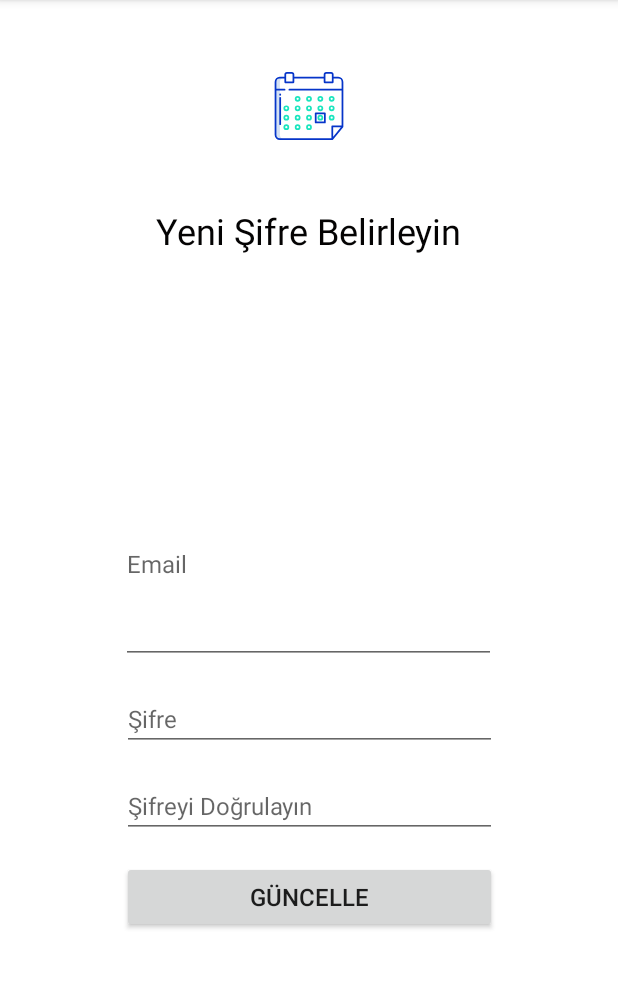
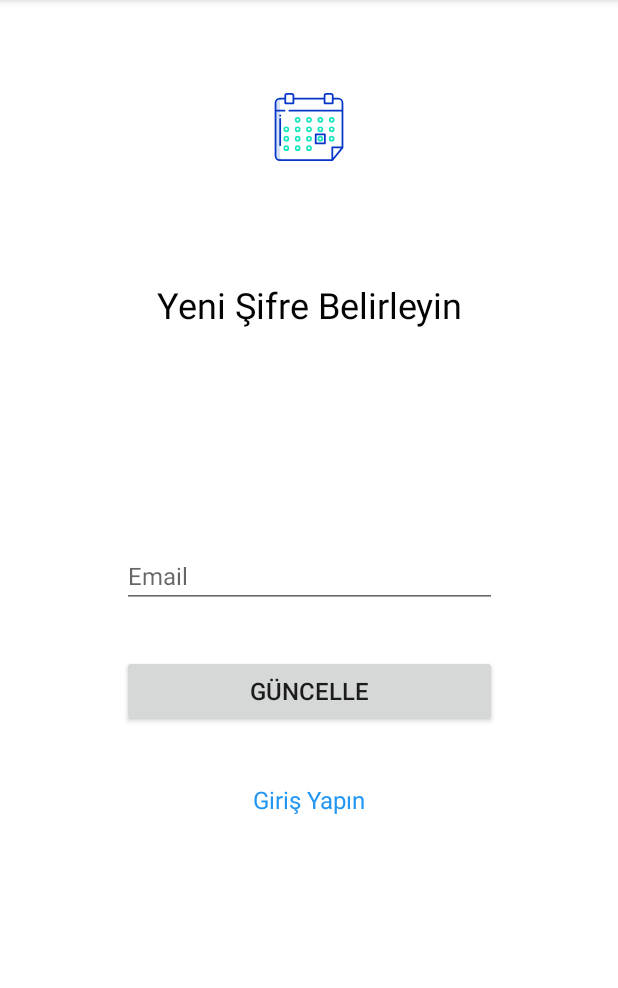
Before and after one commit to denizzeybek/CreateEventApplication, an Android app: the ForgotPassword screen opened through its navigation route, on a phone screen of 412 x 824 dp, the part 84-1072 px from its top. Run offline under Robolectric (Android 15) with nearby library versions, the light colour scheme and no system bars; our stand-ins replace Firebase (no records; nobody signed in at launch, a user with empty details on screens opened directly).

Commit message:
Forgot password yapıldı.

```diff
--- a/app/src/main/java/com/example/loginfragment/Login/ForgotPassword.java
+++ b/app/src/main/java/com/example/loginfragment/Login/ForgotPassword.java
@@ -8,20 +8,26 @@ import androidx.fragment.app.Fragment;
 import androidx.navigation.NavDirections;
 import androidx.navigation.Navigation;
 
+import android.text.TextUtils;
 import android.view.LayoutInflater;
 import android.view.View;
 import android.view.ViewGroup;
 import android.widget.Button;
 import android.widget.EditText;
+import android.widget.TextView;
+import android.widget.Toast;
 
 import com.example.loginfragment.R;
+import com.google.android.gms.tasks.OnCompleteListener;
+import com.google.android.gms.tasks.Task;
+import com.google.firebase.auth.FirebaseAuth;
 
 
 public class ForgotPassword extends Fragment {
-    EditText EmailText;
-    EditText PasswordText;
-    EditText RepeatPasswordText;
-    Button btn_update;
+    EditText inputEmail;
+    Button btnReset;
+    TextView btn_goto_signin;
+    private FirebaseAuth auth;
     public ForgotPassword() {
         // Required empty public constructor
     }
@@ -41,26 +47,57 @@ public class ForgotPassword extends Fragment {
     @Override
     public void onViewCreated(@NonNull View view, @Nullable Bundle savedInstanceState) {
         super.onViewCreated(view, savedInstanceState);
+        auth = FirebaseAuth.getInstance();
 
-        EmailText = view.findViewById(R.id.EmailText);
-        PasswordText = view.findViewById(R.id.PasswordText);
-        RepeatPasswordText = view.findViewById(R.id.RepeatPasswordText);
+        inputEmail = view.findViewById(R.id.email);
+        btnReset = view.findViewById(R.id.btn_reset_password);
 
-        btn_update = view.findViewById(R.id.btn_update);
-        btn_update.setOnClickListener(new View.OnClickListener() {
+        btn_goto_signin = view.findViewById(R.id.btn_goto_signin);
+        btn_goto_signin.setOnClickListener(new View.OnClickListener() {
             @Override
             public void onClick(View view) {
                 goToSignInPage(view);
             }
         });
+
+
+        btnReset.setOnClickListener(new View.OnClickListener() {
+            @Override
+            public void onClick(View v) {
+                String email = inputEmail.getText().toString().trim();
+
+                if (TextUtils.isEmpty(email)) {
+                    Toast.makeText(getContext(), "Tanımlı Email'i giriniz.", Toast.LENGTH_SHORT).show();
+                    return;
+                }
+
+                auth.sendPasswordResetEmail(email).addOnCompleteListener(new OnCompleteListener<Void>() {
+                    @Override
+                    public void onComplete(@NonNull Task<Void> task) {
+                        if (task.isSuccessful()) {
+                            Toast.makeText(getContext(), "We have sent you instructions to reset your password!", Toast.LENGTH_SHORT).show();
+                        } else {
+                            Toast.makeText(getContext(), "Failed to send reset email!", Toast.LENGTH_SHORT).show();
+                        }
+                    }
+                });
+            }
+        });
+
+
+
+
+
     }
 
     public void goToSignInPage(View view){
 
         NavDirections action = ForgotPasswordDirections.actionForgotPasswordToSignIn();
         Navigation.findNavController(view).navigate(action);
-
     }
 
 
+
+
+
 }
--- a/app/src/main/java/com/example/loginfragment/ui/home/ClickedHomeFragment.java
+++ b/app/src/main/java/com/example/loginfragment/ui/home/ClickedHomeFragment.java
@@ -164,6 +164,7 @@ public class ClickedHomeFragment extends Fragment {
     }
 
     public void joinEvent(View view){
+        Toast.makeText(getContext(),"Katılma talebi yollandı", Toast.LENGTH_LONG).show();
         String id = collectionReference.getId();
         DocumentReference washingtonRef = firebaseFirestore.collection("Events").document(id);
         System.out.println("washingtonRef :" + washingtonRef);
--- a/app/src/main/java/com/example/loginfragment/ui/notifications/FeedRecyclerAdapter2.java
+++ b/app/src/main/java/com/example/loginfragment/ui/notifications/FeedRecyclerAdapter2.java
@@ -3,8 +3,10 @@ package com.example.loginfragment.ui.notifications;
 import android.view.LayoutInflater;
 import android.view.View;
 import android.view.ViewGroup;
+import android.widget.Button;
 import android.widget.ImageView;
 import android.widget.TextView;
+import android.widget.Toast;
 
 import androidx.annotation.NonNull;
 import androidx.recyclerview.widget.RecyclerView;
@@ -38,6 +40,18 @@ public class FeedRecyclerAdapter2 extends RecyclerView.Adapter<FeedRecyclerAdapt
         holder.userEmailText.setText(userEmailList.get(position));
         holder.eventNameText.setText(eventNameList.get(position));
         Picasso.get().load(eventImageList.get(position)).into(holder.userImage);
+        holder.btnAccept.setOnClickListener(new View.OnClickListener() {
+            @Override
+            public void onClick(View v) {
+                Toast.makeText(v.getContext(), "Talep Onaylandı !!", Toast.LENGTH_LONG).show();
+            }
+        });
+        holder.btnDecline.setOnClickListener(new View.OnClickListener() {
+            @Override
+            public void onClick(View v) {
+                Toast.makeText(v.getContext(), "Talep Reddedildi !!", Toast.LENGTH_LONG).show();
+            }
+        });
     }
     @Override
     public int getItemCount() {
@@ -50,7 +64,8 @@ public class FeedRecyclerAdapter2 extends RecyclerView.Adapter<FeedRecyclerAdapt
         TextView userEmailText;
         TextView eventNameText;
         ImageView userImage;
-
+        Button btnAccept;
+        Button btnDecline;
         public Holder(@NonNull View itemView) {
             super(itemView);
 
@@ -58,6 +73,8 @@ public class FeedRecyclerAdapter2 extends RecyclerView.Adapter<FeedRecyclerAdapt
             userEmailText = itemView.findViewById(R.id.userEmailText);
             eventNameText = itemView.findViewById(R.id.eventNameText);
             userImage = itemView.findViewById(R.id.userImage);
+            btnAccept = itemView.findViewById(R.id.btn_accept);
+            btnDecline = itemView.findViewById(R.id.btn_decline);
         }
     }
 }
--- a/app/src/main/res/layout/fragment_forgot_password.xml
+++ b/app/src/main/res/layout/fragment_forgot_password.xml
@@ -1,86 +1,73 @@
 <?xml version="1.0" encoding="utf-8"?>
 <androidx.constraintlayout.widget.ConstraintLayout xmlns:android="http://schemas.android.com/apk/res/android"
+    xmlns:app="http://schemas.android.com/apk/res-auto"
     xmlns:tools="http://schemas.android.com/tools"
     android:layout_width="match_parent"
     android:layout_height="match_parent"
     android:background="#FFFFFF"
-    xmlns:app="http://schemas.android.com/apk/res-auto"
     tools:context=".Login.SignUp">
+
 
     <TextView
         android:id="@+id/headerText"
         android:layout_width="250dp"
-        android:layout_height="0dp"
-        android:layout_marginTop="136dp"
-        android:layout_marginBottom="40dp"
+        android:layout_height="wrap_content"
+        android:layout_marginTop="48dp"
         android:text="Yeni Şifre Belirleyin"
         android:textAlignment="center"
         android:textColor="#040303"
         android:textSize="24sp"
-        app:layout_constraintBottom_toTopOf="@+id/EmailText"
         app:layout_constraintEnd_toEndOf="parent"
-        app:layout_constraintHorizontal_bias="0.497"
+        app:layout_constraintStart_toStartOf="parent"
+        app:layout_constraintTop_toBottomOf="@+id/imageView" />
+
+    <ImageView
+        android:id="@+id/imageView"
+        android:layout_width="wrap_content"
+        android:layout_height="wrap_content"
+        android:layout_marginTop="29dp"
+        android:src="@drawable/ic_calendar_foreground"
+        app:layout_constraintEnd_toEndOf="parent"
         app:layout_constraintStart_toStartOf="parent"
         app:layout_constraintTop_toTopOf="parent" />
 
     <EditText
-        android:id="@+id/EmailText"
+        android:id="@+id/email"
         android:layout_width="250dp"
-        android:layout_height="0dp"
-        android:layout_marginBottom="324dp"
+        android:layout_height="wrap_content"
         android:ems="10"
         android:hint="Email"
         android:inputType="textEmailAddress"
         android:textSize="16dp"
         app:layout_constraintBottom_toBottomOf="parent"
-        app:layout_constraintStart_toStartOf="@+id/headerText"
-        app:layout_constraintTop_toBottomOf="@+id/headerText" />
-
-
-    <EditText
-        android:id="@+id/PasswordText"
-        android:layout_width="250dp"
-        android:layout_height="0dp"
-        android:ems="10"
-        android:hint="Şifre"
-        android:textSize="16dp"
-        android:layout_marginTop="15dp"
-        android:inputType="textPassword"
         app:layout_constraintEnd_toEndOf="parent"
         app:layout_constraintStart_toStartOf="parent"
-        app:layout_constraintTop_toBottomOf="@+id/EmailText" />
-    <ImageView
-        android:id="@+id/imageView"
-        android:layout_width="wrap_content"
-        android:layout_height="wrap_content"
-        android:src="@drawable/ic_calendar_foreground"
-        app:layout_constraintEnd_toEndOf="parent"
-        android:layout_marginTop="15dp"
-        app:layout_constraintStart_toStartOf="parent"
         app:layout_constraintTop_toTopOf="parent" />
-    <EditText
-        android:id="@+id/RepeatPasswordText"
-        android:layout_width="250dp"
-        android:layout_height="0dp"
-        android:ems="10"
-        android:hint="Şifreyi Doğrulayın"
-        android:textSize="16dp"
-        android:layout_marginTop="15dp"
-        android:inputType="textPassword"
-        app:layout_constraintEnd_toEndOf="parent"
-        app:layout_constraintStart_toStartOf="parent"
-        app:layout_constraintTop_toBottomOf="@+id/PasswordText" />
 
     <Button
-        android:id="@+id/btn_update"
+        android:id="@+id/btn_reset_password"
         android:layout_width="250dp"
-        android:layout_height="0dp"
-        android:layout_marginTop="15dp"
-        android:onClick="goToSignUpPage"
+        android:layout_height="wrap_content"
+        android:layout_marginTop="31dp"
         android:text="Güncelle"
         android:textSize="16dp"
         app:layout_constraintEnd_toEndOf="parent"
         app:layout_constraintStart_toStartOf="parent"
-        app:layout_constraintTop_toBottomOf="@+id/RepeatPasswordText"/>
+        app:layout_constraintTop_toBottomOf="@+id/email" />
+
+    <TextView
+        android:id="@+id/btn_goto_signin"
+        android:layout_width="wrap_content"
+        android:layout_height="wrap_content"
+        android:layout_marginTop="37dp"
+        android:clickable="true"
+        android:onClick="goToSignInPage"
+        android:text="Giriş Yapın"
+        android:textColor="#2196F3"
+        android:textSize="16dp"
+        app:layout_constraintEnd_toEndOf="parent"
+        app:layout_constraintStart_toStartOf="parent"
+        app:layout_constraintTop_toBottomOf="@+id/btn_reset_password" />
+
 
 </androidx.constraintlayout.widget.ConstraintLayout>
--- a/app/src/main/res/layout/recycler_notifications.xml
+++ b/app/src/main/res/layout/recycler_notifications.xml
@@ -48,17 +48,18 @@
         app:layout_constraintTop_toBottomOf="@+id/eventNameText" />
 
     <Button
-        android:id="@+id/button"
+        android:id="@+id/btn_accept"
         android:layout_width="100dp"
         android:layout_height="wrap_content"
-        android:text="Kabul Et"
         android:layout_marginLeft="20dp"
         android:layout_marginTop="5dp"
+        android:onClick="acceptRequest"
+        android:text="Kabul Et"
         app:layout_constraintStart_toEndOf="@+id/userImage"
         app:layout_constraintTop_toBottomOf="@+id/textView2" />
 
     <Button
-        android:id="@+id/button2"
+        android:id="@+id/btn_decline"
         android:layout_width="100dp"
         android:layout_height="wrap_content"
         android:text="Reddet"
--- a/build.gradle
+++ b/build.gradle
@@ -5,7 +5,7 @@ buildscript {
         jcenter()
     }
     dependencies {
-        classpath 'com.android.tools.build:gradle:4.1.1'
+        classpath 'com.android.tools.build:gradle:4.1.2'
         classpath 'com.google.gms:google-services:4.3.4'
         def nav_version = "2.3.0"
         classpath "androidx.navigation:navigation-safe-args-gradle-plugin:$nav_version"
```
